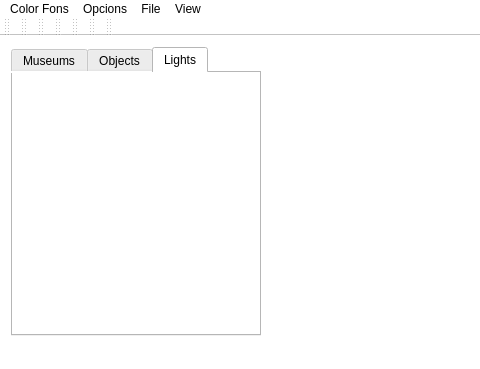
Above: uigc2.ui from ertgumil/museum before the change; both pictures show x 0 to 480 and y 0 to 369 of the 878 by 369 pixel window. Below: the same form after it.
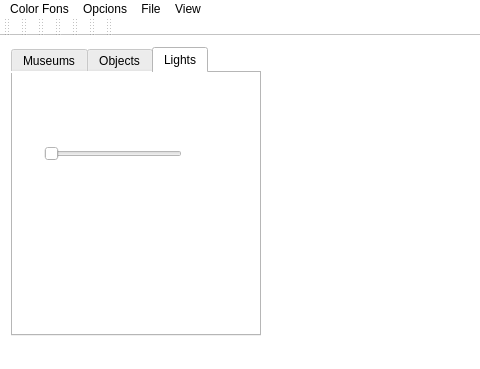
That is the form after the change. The open tabs and pages were chosen to show the change. Custom widgets are drawn as their Qt base class.

Commit message: light scroll

The edit to the form file:
```diff
--- a/uigc2.ui
+++ b/uigc2.ui
@@ -70,6 +70,25 @@
          <attribute name="title">
           <string>Lights</string>
          </attribute>
+         <widget class="QWidget" name="horizontalLayoutWidget">
+          <property name="geometry">
+           <rect>
+            <x>20</x>
+            <y>60</y>
+            <width>160</width>
+            <height>41</height>
+           </rect>
+          </property>
+          <layout class="QHBoxLayout" name="horizontalLayout_3">
+           <item>
+            <widget class="QSlider" name="horizontalSlider">
+             <property name="orientation">
+              <enum>Qt::Horizontal</enum>
+             </property>
+            </widget>
+           </item>
+          </layout>
+         </widget>
         </widget>
        </widget>
       </item>
```
Left out of the diff: 2 changed lines with no effect on the pictures. The commit also changes 2 other files.
